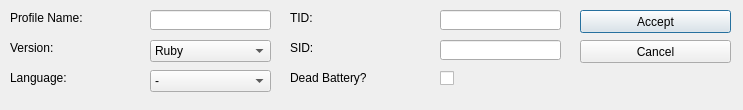
Admiral-Fish/PokeFinder, file Forms/ProfileManager/ProfileManager3NewEdit.ui: the form before one commit.
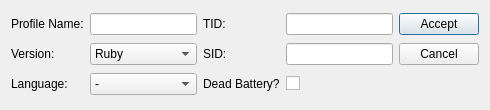
The form after the commit. Custom widgets are drawn as their Qt base class.

Commit message: Profile resizing

```diff
--- a/Forms/ProfileManager/ProfileManager3NewEdit.ui
+++ b/Forms/ProfileManager/ProfileManager3NewEdit.ui
@@ -6,58 +6,56 @@
    <rect>
     <x>0</x>
     <y>0</y>
-    <width>743</width>
+    <width>490</width>
     <height>110</height>
    </rect>
   </property>
+  <property name="minimumSize">
+   <size>
+    <width>490</width>
+    <height>110</height>
+   </size>
+  </property>
   <property name="windowTitle">
    <string>Dialog</string>
   </property>
+  <layout class="QGridLayout" name="gridLayout">
+   <item row="0" column="0">
   <widget class="QLabel" name="labelProfile">
-   <property name="geometry">
-    <rect>
-     <x>10</x>
-     <y>10</y>
-     <width>131</width>
-     <height>16</height>
-    </rect>
-   </property>
    <property name="text">
     <string>Profile Name:</string>
    </property>
   </widget>
-  <widget class="QLineEdit" name="lineEditProfile">
-   <property name="geometry">
-    <rect>
-     <x>150</x>
-     <y>10</y>
-     <width>121</width>
-     <height>20</height>
-    </rect>
-   </property>
-  </widget>
+   </item>
+   <item row="0" column="1">
+    <widget class="QLineEdit" name="lineEditProfile"/>
+   </item>
+   <item row="0" column="2">
+    <widget class="QLabel" name="labelTID">
+     <property name="text">
+      <string>TID:</string>
+     </property>
+    </widget>
+   </item>
+   <item row="0" column="3">
+    <widget class="QTextBox" name="textBoxTID"/>
+   </item>
+   <item row="0" column="4">
+    <widget class="QPushButton" name="pushButtonAccept">
+     <property name="text">
+      <string>Accept</string>
+     </property>
+    </widget>
+   </item>
+   <item row="1" column="0">
   <widget class="QLabel" name="labelVersion">
-   <property name="geometry">
-    <rect>
-     <x>10</x>
-     <y>40</y>
-     <width>131</width>
-     <height>16</height>
-    </rect>
-   </property>
    <property name="text">
     <string>Version:</string>
    </property>
   </widget>
+   </item>
+   <item row="1" column="1">
   <widget class="QComboBox" name="comboBoxVersion">
-   <property name="geometry">
-    <rect>
-     <x>150</x>
-     <y>40</y>
-     <width>121</width>
-     <height>22</height>
-    </rect>
-   </property>
    <item>
     <property name="text">
      <string>Ruby</string>
@@ -94,74 +92,33 @@
     </property>
    </item>
   </widget>
-  <widget class="QLabel" name="labelTID">
-   <property name="geometry">
-    <rect>
-     <x>290</x>
-     <y>10</y>
-     <width>41</width>
-     <height>16</height>
-    </rect>
-   </property>
-   <property name="text">
-    <string>TID:</string>
-   </property>
-  </widget>
-  <widget class="QTextBox" name="textBoxTID">
-   <property name="geometry">
-    <rect>
-     <x>440</x>
-     <y>10</y>
-     <width>121</width>
-     <height>20</height>
-    </rect>
-   </property>
-  </widget>
+   </item>
+   <item row="1" column="2">
   <widget class="QLabel" name="labelSID">
-   <property name="geometry">
-    <rect>
-     <x>290</x>
-     <y>40</y>
-     <width>41</width>
-     <height>16</height>
-    </rect>
-   </property>
    <property name="text">
     <string>SID:</string>
    </property>
   </widget>
-  <widget class="QTextBox" name="textBoxSID">
-   <property name="geometry">
-    <rect>
-     <x>440</x>
-     <y>40</y>
-     <width>121</width>
-     <height>20</height>
-    </rect>
-   </property>
-  </widget>
+   </item>
+   <item row="1" column="3">
+    <widget class="QTextBox" name="textBoxSID"/>
+   </item>
+   <item row="1" column="4">
+    <widget class="QPushButton" name="pushButtonCancel">
+     <property name="text">
+      <string>Cancel</string>
+     </property>
+    </widget>
+   </item>
+   <item row="2" column="0">
   <widget class="QLabel" name="labelLanguage">
-   <property name="geometry">
-    <rect>
-     <x>10</x>
-     <y>70</y>
-     <width>131</width>
-     <height>16</height>
-    </rect>
-   </property>
    <property name="text">
     <string>Language:</string>
    </property>
   </widget>
+   </item>
+   <item row="2" column="1">
   <widget class="QComboBox" name="comboBoxLanguage">
-   <property name="geometry">
-    <rect>
-     <x>150</x>
-     <y>70</y>
-     <width>121</width>
-     <height>22</height>
-    </rect>
-   </property>
    <item>
     <property name="text">
      <string notr="true">-</string>
@@ -198,58 +155,22 @@
     </property>
    </item>
   </widget>
-  <widget class="QCheckBox" name="checkBoxDeadBattery">
-   <property name="geometry">
-    <rect>
-     <x>440</x>
-     <y>70</y>
-     <width>16</width>
-     <height>17</height>
-    </rect>
-   </property>
-   <property name="text">
-    <string/>
-   </property>
-  </widget>
+   </item>
+   <item row="2" column="2">
   <widget class="QLabel" name="labelDeadBattery">
-   <property name="geometry">
-    <rect>
-     <x>290</x>
-     <y>70</y>
-     <width>141</width>
-     <height>16</height>
-    </rect>
-   </property>
    <property name="text">
     <string>Dead Battery?</string>
    </property>
   </widget>
-  <widget class="QPushButton" name="pushButtonAccept">
-   <property name="geometry">
-    <rect>
-     <x>580</x>
-     <y>10</y>
-     <width>151</width>
-     <height>23</height>
-    </rect>
-   </property>
+   </item>
+   <item row="2" column="3">
+    <widget class="QCheckBox" name="checkBoxDeadBattery">
    <property name="text">
-    <string>Accept</string>
-   </property>
-  </widget>
-  <widget class="QPushButton" name="pushButtonCancel">
-   <property name="geometry">
-    <rect>
-     <x>580</x>
-     <y>40</y>
-     <width>151</width>
-     <height>23</height>
-    </rect>
-   </property>
-   <property name="text">
-    <string>Cancel</string>
-   </property>
-  </widget>
+      <string/>
+     </property>
+    </widget>
+   </item>
+  </layout>
  </widget>
  <customwidgets>
   <customwidget>
```
Lines whose indentation alone changed are shown as unchanged. The commit also changes 1 other file.
